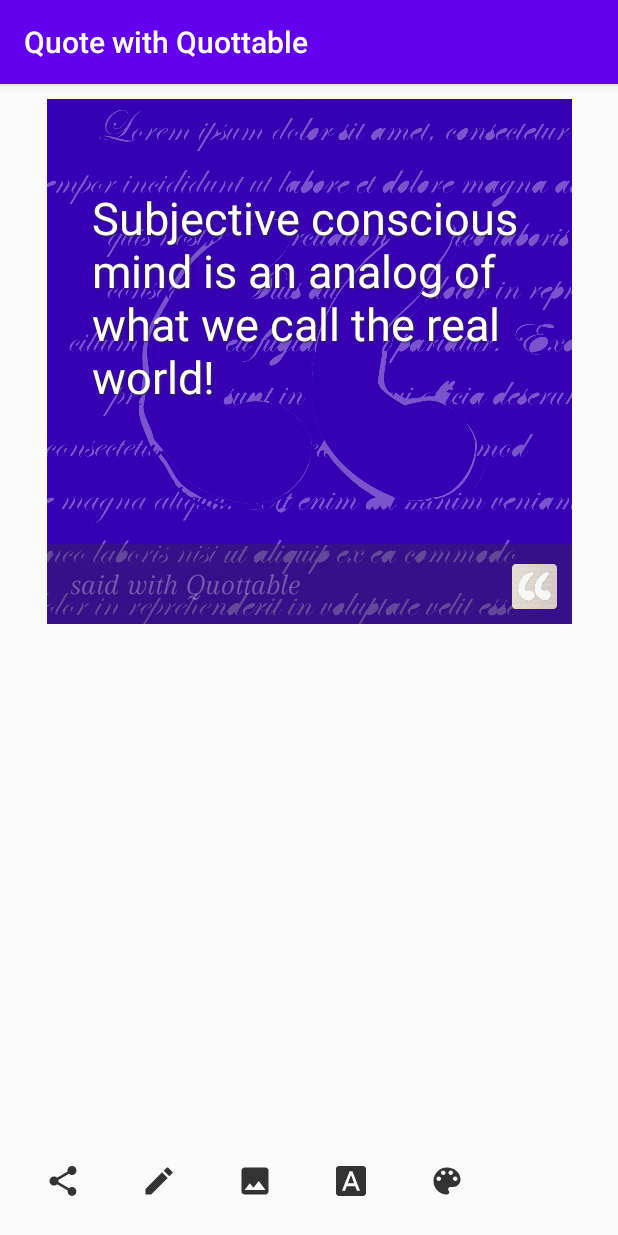
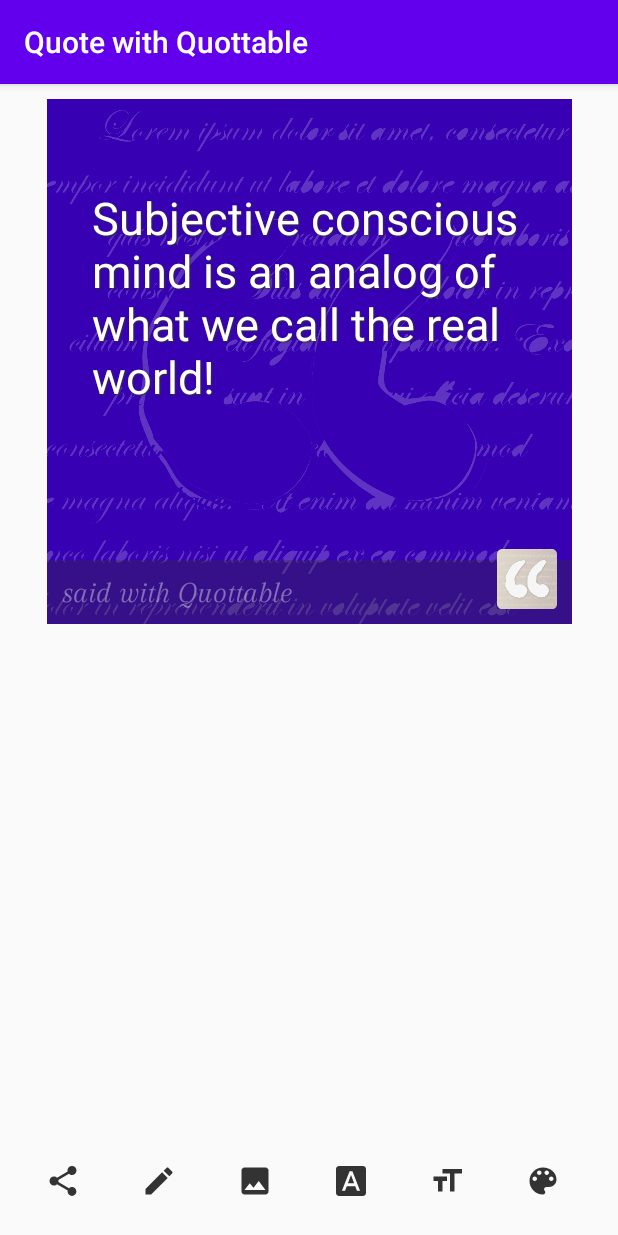
Before and after one commit to jessejohnson/quottable, an Android app: the screen it shows after launch (QuoteActivity), on a phone screen of 412 x 824 dp. Run offline under Robolectric (Android 15) with nearby library versions, the phone set to English and light mode, and no system bars.

Commit message:
Implement text size cycling

```diff
--- a/app/src/main/java/com/jessejojojohnson/quottable/QuoteActivity.kt
+++ b/app/src/main/java/com/jessejojojohnson/quottable/QuoteActivity.kt
@@ -83,6 +83,16 @@ class QuoteActivity : AppCompatActivity() {
             }
         })
 
+        btnSize.setOnClickListener(object: View.OnClickListener{
+            val sizes = intArrayOf(35, 40, 25, 30)
+            var selected = 0
+            override fun onClick(v: View?) {
+                if(selected == sizes.size) selected = 0
+                etQuote.textSize = sizes[selected].toFloat()
+                selected++
+            }
+        })
+
         btnColor.setOnClickListener(object: View.OnClickListener{
             val colors = intArrayOf(
                 R.color.red,
--- /dev/null
+++ b/app/src/main/res/drawable/ic_font_size_black.xml
@@ -0,0 +1,5 @@
+<vector android:height="24dp" android:tint="#333333"
+    android:viewportHeight="24.0" android:viewportWidth="24.0"
+    android:width="24dp" xmlns:android="http://schemas.android.com/apk/res/android">
+    <path android:fillColor="#FF000000" android:pathData="M9,4v3h5v12h3L17,7h5L22,4L9,4zM3,12h3v7h3v-7h3L12,9L3,9v3z"/>
+</vector>
--- a/app/src/main/res/layout/activity_quote.xml
+++ b/app/src/main/res/layout/activity_quote.xml
@@ -68,21 +68,21 @@
             android:id="@+id/tvWatermark"
             android:layout_width="match_parent"
             android:layout_height="wrap_content"
-            android:text="said with Quottable"
-            android:textColor="@color/whiteTint"
+            android:text="@string/watermark_text"
+            android:textColor="@color/watermarkTint"
             android:textSize="20sp"
             android:background="@color/blackTint"
-            android:padding="@dimen/paddingSmall"
+            android:padding="@dimen/marginSmall"
             android:visibility="visible"
             app:layout_constraintEnd_toStartOf="@id/ivWatermark"
             app:layout_constraintBottom_toBottomOf="@id/ivBackground"/>
         <ImageView
             android:id="@+id/ivWatermark"
-            android:layout_width="30dp"
-            android:layout_height="30dp"
+            android:layout_width="60dp"
+            android:layout_height="60dp"
             android:src="@mipmap/ic_launcher_round"
             android:tint="@color/whiteTint"
-            android:layout_margin="@dimen/marginSmall"
+            android:padding="@dimen/marginSmall"
             app:layout_constraintEnd_toEndOf="@id/ivBackground"
             app:layout_constraintBottom_toBottomOf="@id/ivBackground"/>
     </androidx.constraintlayout.widget.ConstraintLayout>
@@ -142,6 +142,14 @@
             android:contentDescription="@string/fonts_tooltip"
             android:tooltipText="@string/fonts_tooltip"/>
         <ImageButton
+            android:id="@+id/btnSize"
+            android:layout_width="wrap_content"
+            android:layout_height="wrap_content"
+            style="@style/Widget.AppCompat.Button.ButtonBar.AlertDialog"
+            android:src="@drawable/ic_font_size_black"
+            android:contentDescription="@string/size_tooltip"
+            android:tooltipText="@string/size_tooltip"/>
+        <ImageButton
             android:id="@+id/btnColor"
             android:layout_width="wrap_content"
             android:layout_height="wrap_content"
--- a/app/src/main/res/values/colors.xml
+++ b/app/src/main/res/values/colors.xml
@@ -7,6 +7,8 @@
     <color name="white">#FFFFFF</color>
     <color name="red">#D81B60</color>
     <color name="transparent">#000000FF</color>
-    <color name="whiteTint">#54FFFFFF</color>
+    <color name="whiteTint">#34FFFFFF</color>
+    <color name="watermarkTint">#66FFFFFF</color>
     <color name="blackTint">#54333333</color>
+    <color name="redTint">#75D81B60</color>
 </resources>
--- a/app/src/main/res/values/strings.xml
+++ b/app/src/main/res/values/strings.xml
@@ -2,10 +2,12 @@
     <string name="app_name">Quottable</string>
     <string name="default_quote">Subjective conscious mind is an analog of what we call the real world!</string>
     <string name="title_quote_activity">Quote with Quottable</string>
-    <string name="share_tooltip">Share Image</string>
+    <string name="share_tooltip">Share Quote</string>
     <string name="edit_tooltip">Toggle Edit</string>
     <string name="fonts_tooltip">Cycle Fonts</string>
     <string name="colors_tooltip">Cycle Colours</string>
     <string name="quote_content_description">Quote</string>
     <string name="backgrounds_tooltip">Cycle Backgrounds</string>
+    <string name="size_tooltip">Cycle Font Sizes</string>
+    <string name="watermark_text">said with Quottable</string>
 </resources>
```
